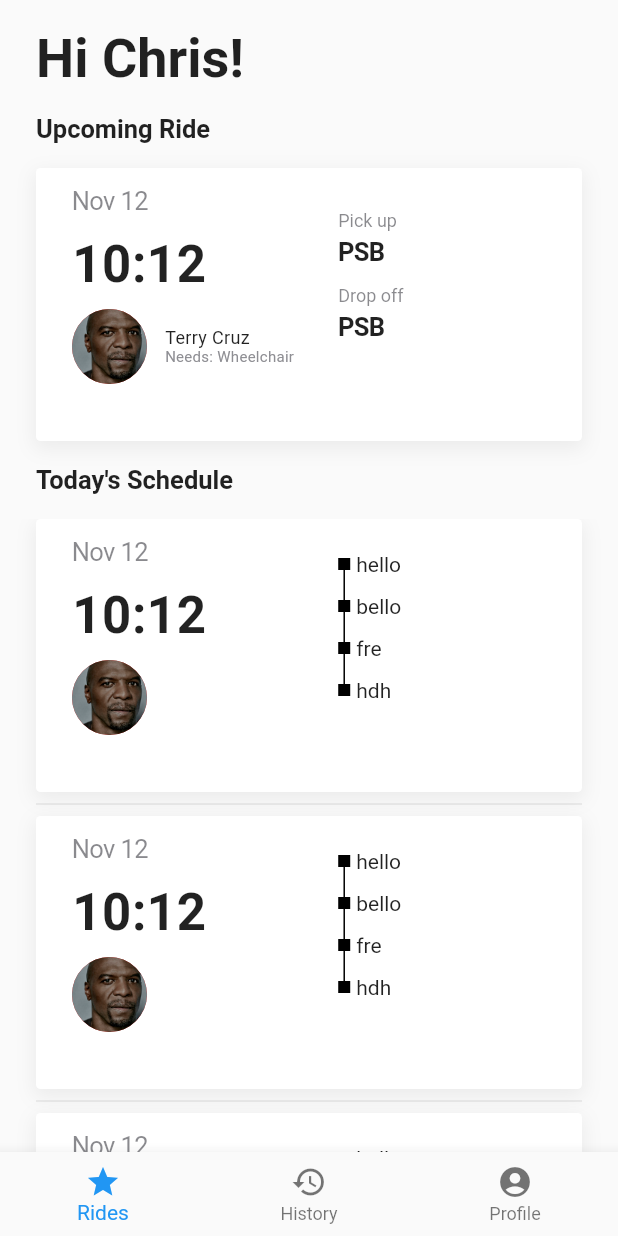
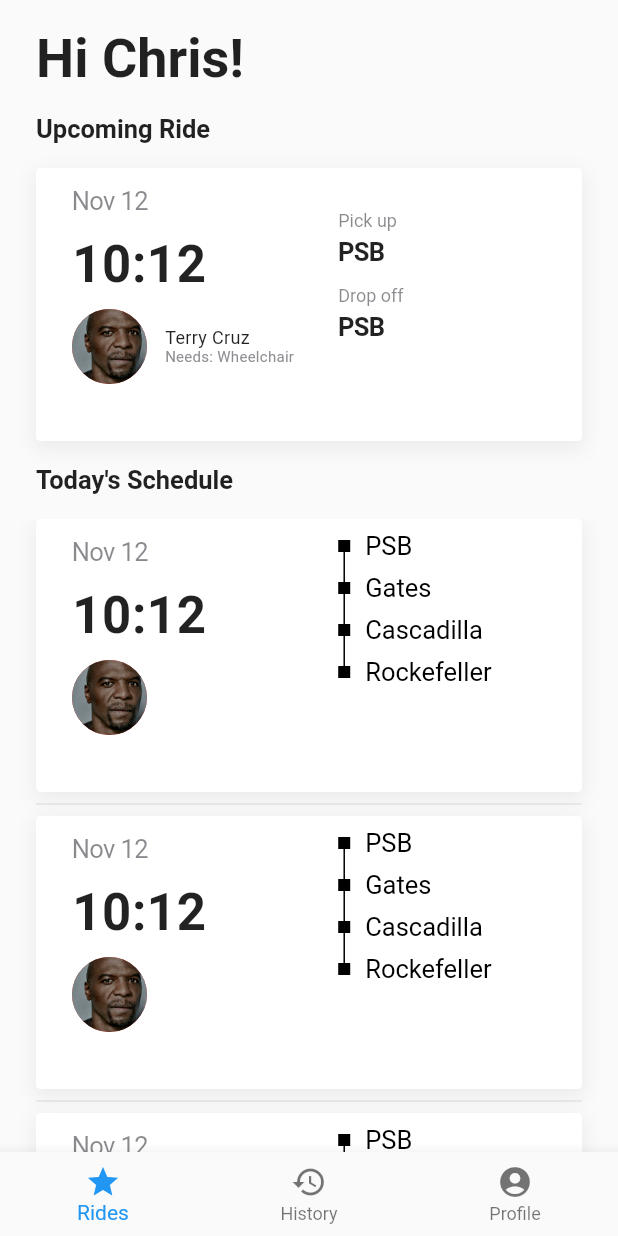
Before and after one commit to cornell-dti/carriage-driver, a Flutter app: the screen it shows after launch, after a tap on "Sign in with Google", on a phone screen of 412 x 824 dp. Run offline on Flutter 3.47's test engine with Material 2 defaults, Android fonts, the phone set to English and light mode, and no system bars; Roboto replaces fonts that are missing (SFPro).

Commit message:
Responsive Upcoming Ride Container
Expands with a longer route list

```diff
--- a/lib/Upcoming.dart
+++ b/lib/Upcoming.dart
@@ -303,11 +303,11 @@ class _UpcomingRideState extends State<UpcomingRide> {
   Widget build(BuildContext context) {
     double width = MediaQuery.of(context).size.width - 48;
 
-    return AnimatedContainer(
-      duration: Duration(seconds: 1),
-      curve: Curves.fastOutSlowIn,
-      width: width,
-      height: width / 2,
+    return Container(
+      constraints: BoxConstraints(
+        minWidth: width, maxWidth: width,
+        minHeight: width / 2
+      ),
       child: GestureDetector(
         onTap: () {
           Navigator.of(context).push(MaterialPageRoute(builder: (context) {
@@ -352,7 +352,8 @@ class _UpcomingRideState extends State<UpcomingRide> {
                   child: Column(
                     mainAxisAlignment: MainAxisAlignment.center,
                     children: <Widget>[
-                      Route(destinations: ["hello", "bello", "fre", "hdh"],)
+                      Route(destinations: ["PSB", "Gates", "Cascadilla", "Rockefeller"]),
+                      SizedBox(height: 24)
                     ],
                   ),
                 )
@@ -418,8 +419,9 @@ class _RouteState extends State<Route> {
             ],
           ),
           Container(
-            margin: const EdgeInsetsDirectional.only(start: 4.0),
-            child: Text(widget.destinations[index]),
+            margin: const EdgeInsetsDirectional.only(start: 10.0),
+            child: Text(widget.destinations[index],
+                style: Theme.of(context).textTheme.display1),
           ),
         ],
       ),
--- a/lib/main.dart
+++ b/lib/main.dart
@@ -17,6 +17,7 @@ class MyApp extends StatelessWidget {
             textTheme: TextTheme(
               headline: TextStyle(fontSize: 36, fontWeight: FontWeight.bold),
               subhead: TextStyle(fontSize: 17.0, fontWeight: FontWeight.bold),
+              display1: TextStyle(fontSize: 17.0, color: Colors.black),
             )),
         home: Login());
   }
```
